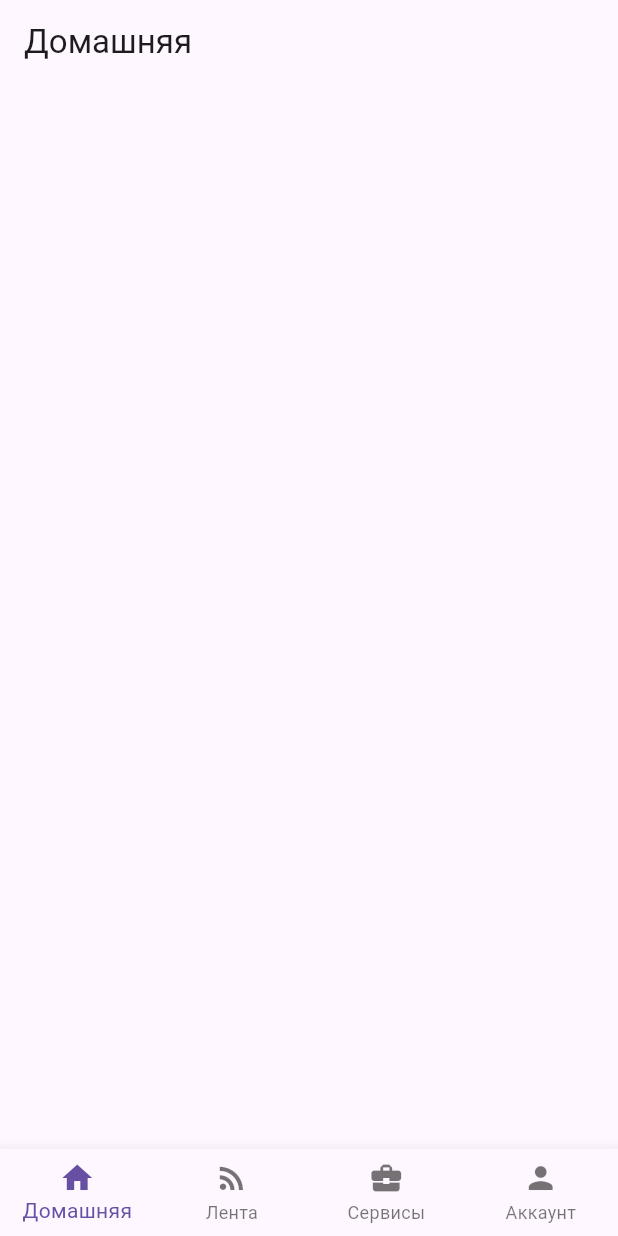
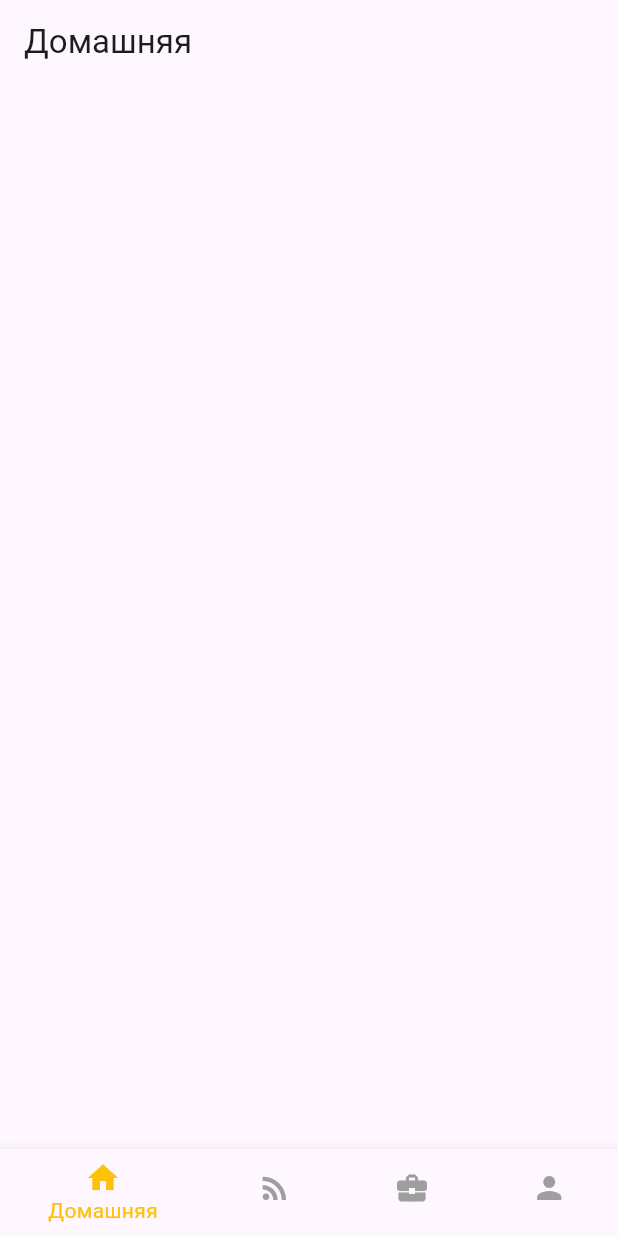
Before and after one commit to stanlapru/kurs_flutter, a Flutter app: the screen it shows after launch, on a phone screen of 412 x 824 dp. Run offline on Flutter 3.47's test engine with Material 3 defaults, Android fonts, the phone set to English and light mode, and no system bars.

Commit message:
Изменил стиль навбара

```diff
--- a/lib/shared/etc/navigation_wrapper.dart
+++ b/lib/shared/etc/navigation_wrapper.dart
@@ -55,7 +55,9 @@ class _NavigationWrapperState extends State<NavigationWrapper> {
           });
         },
         items: _bottomNavBarItems,
-        type: BottomNavigationBarType.fixed, // For more than 3 items
+        type: BottomNavigationBarType.shifting,
+        selectedItemColor: Colors.amber,
+        unselectedItemColor: Colors.grey,
       ),
     );
   }
```
Also changed, not shown: pubspec.lock.
